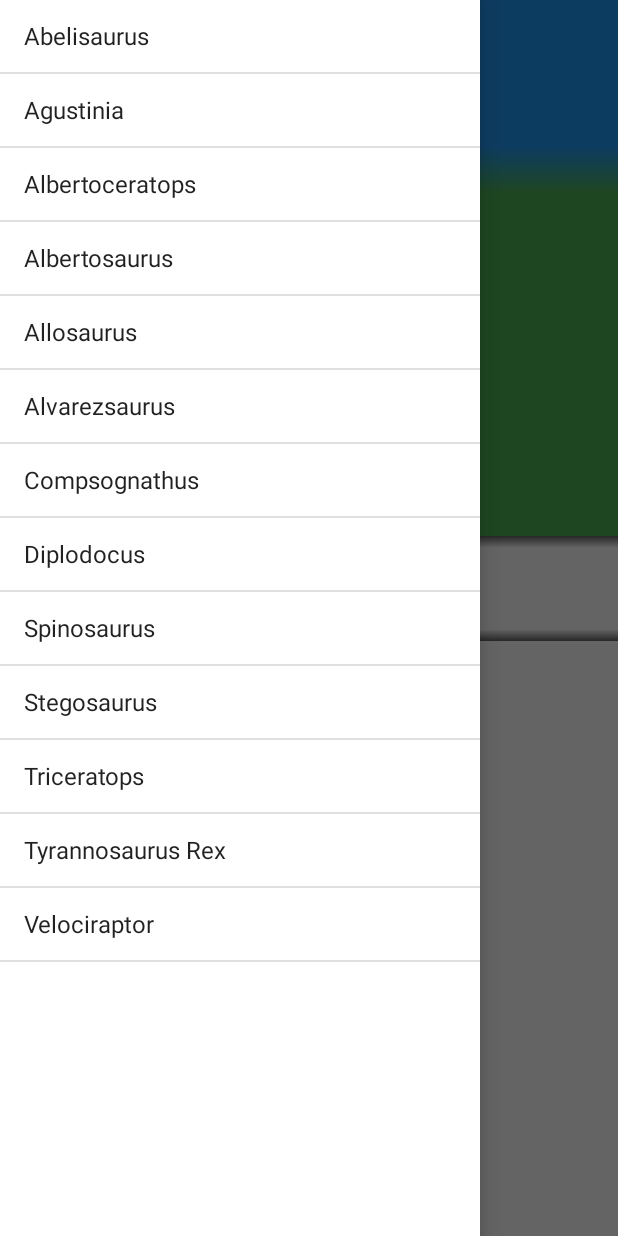
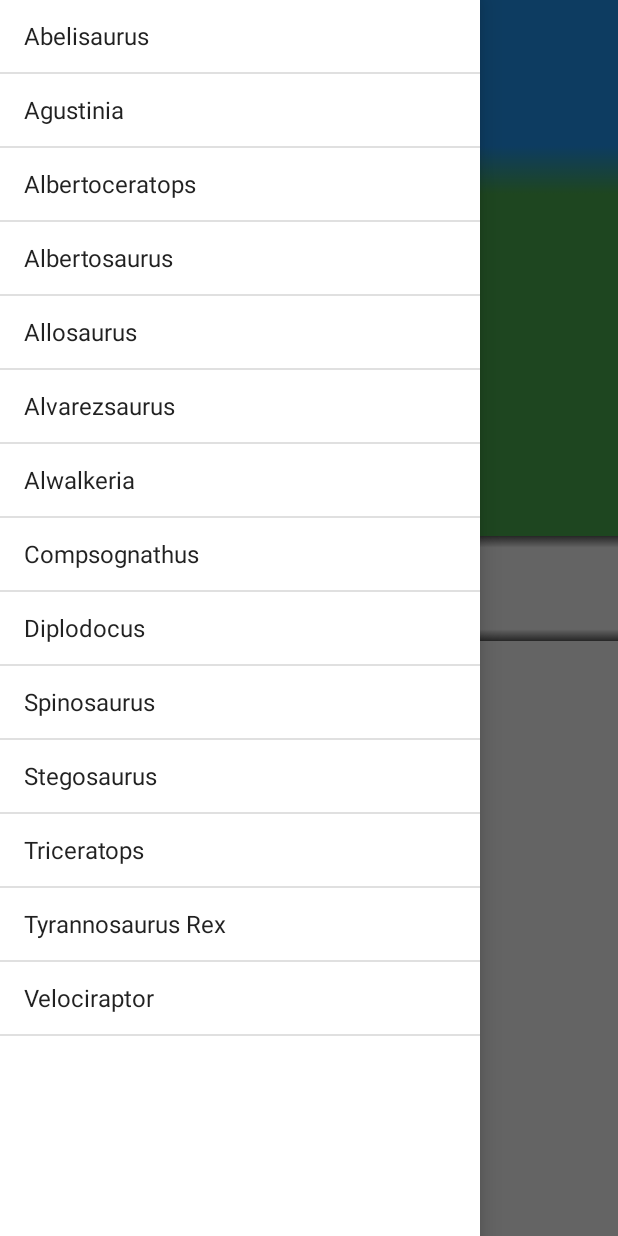
Before and after one commit to KemikalGeneral/DjsDINOs, an Android app: the DinosaurActivity screen opened directly, with no data from a screen before it, with the side drawer open, on a phone screen of 412 x 824 dp. Run offline under Robolectric (Android 15) with nearby library versions, the phone set to English and light mode, and no system bars; 1 statement that could not run was skipped.

Commit message:
Added all data for Alwalkeria.

```diff
--- a/app/src/main/java/com/endorphinapps/kemikal/djsdinos/DataSource.java
+++ b/app/src/main/java/com/endorphinapps/kemikal/djsdinos/DataSource.java
@@ -11,6 +11,7 @@ public enum DataSource {
     Albertosaurus(R.string.albertosaurus, R.drawable.albertosaurus),
     Allosaurus(R.string.allosaurus, R.drawable.allosaurus),
     Alvarezsaurus(R.string.alvarezsaurus, R.drawable.alvarezsaurus),
+    Alwalkeria(R.string.alwalkeria, R.drawable.alwalkeria),
     Compsognathus(R.string.compsognathus, R.drawable.compsognathus),
     Diplodocus(R.string.diplodocus, R.drawable.diplodocus),
     Spinosaurus(R.string.spinosaurus, R.drawable.spinosaurus),
--- a/app/src/main/res/layout/activity_main.xml
+++ b/app/src/main/res/layout/activity_main.xml
@@ -8,7 +8,6 @@
         xmlns:tools="http://schemas.android.com/tools"
         android:layout_width="match_parent"
         android:layout_height="match_parent"
-        android:background="@drawable/background_main"
         tools:context="com.endorphinapps.kemikal.djsdinos.MainActivity">
 
         <android.support.v4.view.ViewPager
--- a/app/src/main/res/values/strings.xml
+++ b/app/src/main/res/values/strings.xml
@@ -11,6 +11,7 @@
         <item>@string/albertosaurus</item>
         <item>@string/allosaurus</item>
         <item>@string/alvarezsaurus</item>
+        <item>@string/alwalkeria</item>
         <item>@string/compsognathus</item>
         <item>@string/diplodocus</item>
         <item>@string/spinosaurus</item>
@@ -27,6 +28,7 @@
     <string name="albertosaurus">Albertosaurus</string>
     <string name="allosaurus">Allosaurus</string>
     <string name="alvarezsaurus">Alvarezsaurus</string>
+    <string name="alwalkeria">Alwalkeria</string>
     <string name="compsognathus">Compsognathus</string>
     <string name="diplodocus">Diplodocus</string>
     <string name="spinosaurus">Spinosaurus</string>
@@ -79,6 +81,12 @@
     <string name="alvarezsaurus_info">This rare dinosaur was close to the group of meat eaters that was most related to birds.
         Although it was from South America, it had feathers similar to those of the ornithomimids, or ostrich-like dinosaurs of North America.
         Not much is known about this dinosaur because scientists lack a complete skeleton, but we know it could outrun most other dinosaurs and could catch small prey.
+    </string>
+    <string name="alwalkeria_info">This unusual dinosaur fromIndia may have eaten both meat and plants.
+        Its teeth were unlike those of most other dinosaurs - some were straight and others were curved.
+        The most complete skull fossil found is small.
+        This could mean the dinosaur was a baby and scientists are yet to find an adult.
+        If it was an adult, this dinosaur would have been small enough to sit in your lap.
     </string>
     <string name="compsognathus_info">Compsognathus was a theropod the size of a large turkey, and an active predator of small animals.
         One specimen has a complete lizard inside its stomach - it had been swallowed whole.
@@ -214,4 +222,24 @@
         Morbi maximus semper finibus. Duis sollicitudin turpis augue, sit amet egestas augue vulputate vel.
         Pellentesque pharetra sed purus eget blandit. Ut tempus neque quis orci accumsan pellentesque.</string>
 
+    <!--Dino Dates/Periods-->
+    <string name="triassic">Triassic</string>
+    <string name="late_triassic">Late Triassic</string>
+    <string name="jurassic">Jurassic</string>
+    <string name="late_jurassic">Late Jurassic</string>
+    <string name="early_cretaceous">Early Cretaceous</string>
+    <string name="late_cretaceous">Late Cretaceous</string>
+
+    <!--Dino Groups-->
+    <string name="theropoda">Theropoda</string>
+    <string name="sauropodomorpha">Sauropodomorpha</string>
+    <string name="armoured_plant_eater">Armoured Plant Eater</string>
+    <string name="cerapod">Cerapod</string>
+    <string name="stegosauria">Stegosauria</string>
+    <string name="ceratopsia">Ceratopsia</string>
+
+    <!--Dino Diet-->
+    <string name="meat">Meat</string>
+    <string name="plants">Plants</string>
+
 </resources>
```
Also changed, not shown: app/src/main/java/com/endorphinapps/kemikal/djsdinos/CustomAdapter.java (+9 -6 lines), app/src/main/java/com/endorphinapps/kemikal/djsdinos/DinosaurActivity.java (+78 -45 lines), app/src/main/java/com/endorphinapps/kemikal/djsdinos/MainActivity.java (+9 -6 lines).
